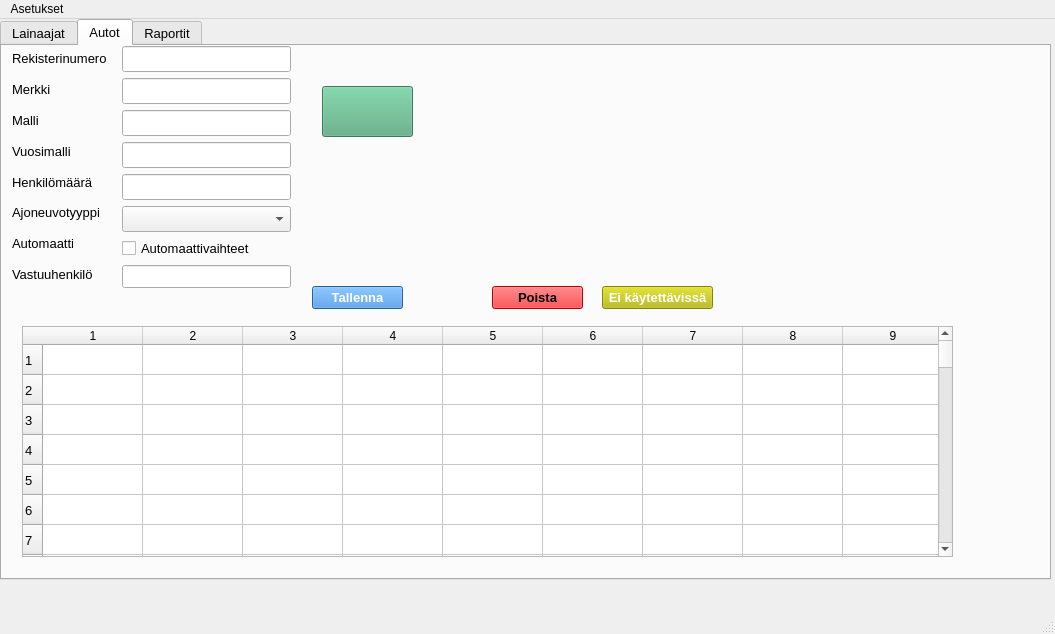
The window that administrative.ui (katalav/Autolainaus_hallinta) describes before a commit, drawn with Qt 5.
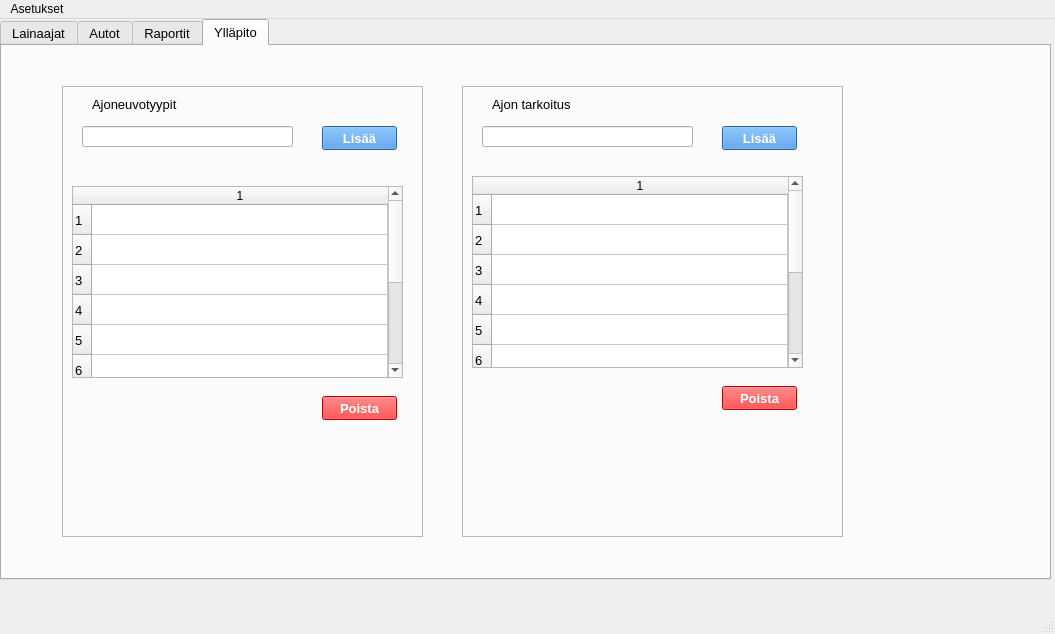
The same window after the commit. Icons and pictures are not drawn.

What changed in the file:
```diff
--- a/administrative.ui
+++ b/administrative.ui
@@ -35,7 +35,7 @@
      <cursorShape>ArrowCursor</cursorShape>
     </property>
     <property name="currentIndex">
-     <number>1</number>
+     <number>3</number>
     </property>
     <widget class="QWidget" name="lenderTab">
      <property name="cursor">
@@ -313,7 +313,7 @@
           </font>
          </property>
          <property name="text">
-          <string>Rekisterinumero</string>
+          <string>Rekisterinumero*</string>
          </property>
         </widget>
        </item>
@@ -325,7 +325,7 @@
           </font>
          </property>
          <property name="text">
-          <string>Merkki</string>
+          <string>Merkki*</string>
          </property>
         </widget>
        </item>
@@ -337,7 +337,7 @@
           </font>
          </property>
          <property name="text">
-          <string>Malli</string>
+          <string>Malli*</string>
          </property>
         </widget>
        </item>
@@ -349,7 +349,7 @@
           </font>
          </property>
          <property name="text">
-          <string>Vuosimalli</string>
+          <string>Vuosimalli*</string>
          </property>
         </widget>
        </item>
@@ -361,14 +361,14 @@
           </font>
          </property>
          <property name="text">
-          <string>Henkilömäärä</string>
+          <string>Henkilömäärä*</string>
          </property>
         </widget>
        </item>
        <item>
         <widget class="QLabel" name="vehicleTypeLabel">
          <property name="text">
-          <string>Ajoneuvotyyppi</string>
+          <string>Ajoneuvotyyppi*</string>
          </property>
         </widget>
        </item>
@@ -721,7 +721,7 @@
        <cursorShape>PointingHandCursor</cursorShape>
       </property>
       <property name="styleSheet">
-       <string notr="true">background-color: rgb(57, 136, 220);
+       <string notr="true">
 background-color: rgb(255, 1, 5);</string>
       </property>
       <property name="text">
@@ -11061,6 +11061,264 @@
       </property>
      </widget>
     </widget>
+    <widget class="QWidget" name="maintenanceTab">
+     <attribute name="title">
+      <string>Ylläpito</string>
+     </attribute>
+     <widget class="QFrame" name="vehicleTypeFrame">
+      <property name="geometry">
+       <rect>
+        <x>60</x>
+        <y>40</y>
+        <width>361</width>
+        <height>451</height>
+       </rect>
+      </property>
+      <property name="frameShape">
+       <enum>QFrame::Shape::StyledPanel</enum>
+      </property>
+      <property name="frameShadow">
+       <enum>QFrame::Shadow::Raised</enum>
+      </property>
+      <widget class="QTableWidget" name="vehicleTypeTableWidget">
+       <property name="geometry">
+        <rect>
+         <x>10</x>
+         <y>100</y>
+         <width>331</width>
+         <height>192</height>
+        </rect>
+       </property>
+       <property name="sortingEnabled">
+        <bool>true</bool>
+       </property>
+       <property name="rowCount">
+        <number>10</number>
+       </property>
+       <property name="columnCount">
+        <number>1</number>
+       </property>
+       <attribute name="horizontalHeaderStretchLastSection">
+        <bool>true</bool>
+       </attribute>
+       <attribute name="verticalHeaderStretchLastSection">
+        <bool>true</bool>
+       </attribute>
+       <row/>
+       <row/>
+       <row/>
+       <row/>
+       <row/>
+       <row/>
+       <row/>
+       <row/>
+       <row/>
+       <row/>
+       <column/>
+      </widget>
+      <widget class="QLineEdit" name="vehicleTypeAddLineEdit">
+       <property name="geometry">
+        <rect>
+         <x>20</x>
+         <y>40</y>
+         <width>211</width>
+         <height>21</height>
+        </rect>
+       </property>
+      </widget>
+      <widget class="QPushButton" name="vehicleTypeAddPushButton">
+       <property name="geometry">
+        <rect>
+         <x>260</x>
+         <y>40</y>
+         <width>75</width>
+         <height>24</height>
+        </rect>
+       </property>
+       <property name="font">
+        <font>
+         <pointsize>10</pointsize>
+         <bold>true</bold>
+        </font>
+       </property>
+       <property name="cursor">
+        <cursorShape>PointingHandCursor</cursorShape>
+       </property>
+       <property name="styleSheet">
+        <string notr="true">background-color: rgb(57, 136, 220);
+color: rgb(255, 255, 255);
+</string>
+       </property>
+       <property name="text">
+        <string>Lisää</string>
+       </property>
+      </widget>
+      <widget class="QPushButton" name="vehicleTypeDeletePushButton">
+       <property name="geometry">
+        <rect>
+         <x>260</x>
+         <y>310</y>
+         <width>75</width>
+         <height>24</height>
+        </rect>
+       </property>
+       <property name="font">
+        <font>
+         <pointsize>10</pointsize>
+         <bold>true</bold>
+        </font>
+       </property>
+       <property name="cursor">
+        <cursorShape>PointingHandCursor</cursorShape>
+       </property>
+       <property name="styleSheet">
+        <string notr="true">background-color: rgb(255, 0, 0);
+color: rgb(255, 255, 255);</string>
+       </property>
+       <property name="text">
+        <string>Poista</string>
+       </property>
+      </widget>
+      <widget class="QLabel" name="vehicleTypeAddLabel">
+       <property name="geometry">
+        <rect>
+         <x>30</x>
+         <y>10</y>
+         <width>101</width>
+         <height>16</height>
+        </rect>
+       </property>
+       <property name="text">
+        <string>Ajoneuvotyypit</string>
+       </property>
+      </widget>
+     </widget>
+     <widget class="QFrame" name="reasonFrame">
+      <property name="geometry">
+       <rect>
+        <x>460</x>
+        <y>40</y>
+        <width>381</width>
+        <height>451</height>
+       </rect>
+      </property>
+      <property name="frameShape">
+       <enum>QFrame::Shape::StyledPanel</enum>
+      </property>
+      <property name="frameShadow">
+       <enum>QFrame::Shadow::Raised</enum>
+      </property>
+      <widget class="QTableWidget" name="reasonAddTableWidget">
+       <property name="geometry">
+        <rect>
+         <x>10</x>
+         <y>90</y>
+         <width>331</width>
+         <height>192</height>
+        </rect>
+       </property>
+       <property name="sortingEnabled">
+        <bool>true</bool>
+       </property>
+       <property name="rowCount">
+        <number>10</number>
+       </property>
+       <property name="columnCount">
+        <number>1</number>
+       </property>
+       <attribute name="horizontalHeaderStretchLastSection">
+        <bool>true</bool>
+       </attribute>
+       <row/>
+       <row/>
+       <row/>
+       <row/>
+       <row/>
+       <row/>
+       <row/>
+       <row/>
+       <row/>
+       <row/>
+       <column/>
+      </widget>
+      <widget class="QLineEdit" name="reasonAddLineEdit">
+       <property name="geometry">
+        <rect>
+         <x>20</x>
+         <y>40</y>
+         <width>211</width>
+         <height>21</height>
+        </rect>
+       </property>
+      </widget>
+      <widget class="QPushButton" name="reasonAddPushButton">
+       <property name="geometry">
+        <rect>
+         <x>260</x>
+         <y>40</y>
+         <width>75</width>
+         <height>24</height>
+        </rect>
+       </property>
+       <property name="font">
+        <font>
+         <pointsize>10</pointsize>
+         <bold>true</bold>
+        </font>
+       </property>
+       <property name="cursor">
+        <cursorShape>PointingHandCursor</cursorShape>
+       </property>
+       <property name="styleSheet">
+        <string notr="true">background-color: rgb(57, 136, 220);
+color: rgb(255, 255, 255);
+</string>
+       </property>
+       <property name="text">
+        <string>Lisää</string>
+       </property>
+      </widget>
+      <widget class="QPushButton" name="reasonDeletePushButton">
+       <property name="geometry">
+        <rect>
+         <x>260</x>
+         <y>300</y>
+         <width>75</width>
+         <height>24</height>
+        </rect>
+       </property>
+       <property name="font">
+        <font>
+         <pointsize>10</pointsize>
+         <bold>true</bold>
+        </font>
+       </property>
+       <property name="cursor">
+        <cursorShape>PointingHandCursor</cursorShape>
+       </property>
+       <property name="styleSheet">
+        <string notr="true">background-color: rgb(255, 0, 0);
+color: rgb(255, 255, 255);</string>
+       </property>
+       <property name="text">
+        <string>Poista</string>
+       </property>
+      </widget>
+      <widget class="QLabel" name="reasonAddLabel">
+       <property name="geometry">
+        <rect>
+         <x>30</x>
+         <y>10</y>
+         <width>91</width>
+         <height>16</height>
+        </rect>
+       </property>
+       <property name="text">
+        <string>Ajon tarkoitus</string>
+       </property>
+      </widget>
+     </widget>
+    </widget>
    </widget>
   </widget>
   <widget class="QMenuBar" name="menubar">
```
Left out of the diff: 44 changed lines with no effect on the pictures.
